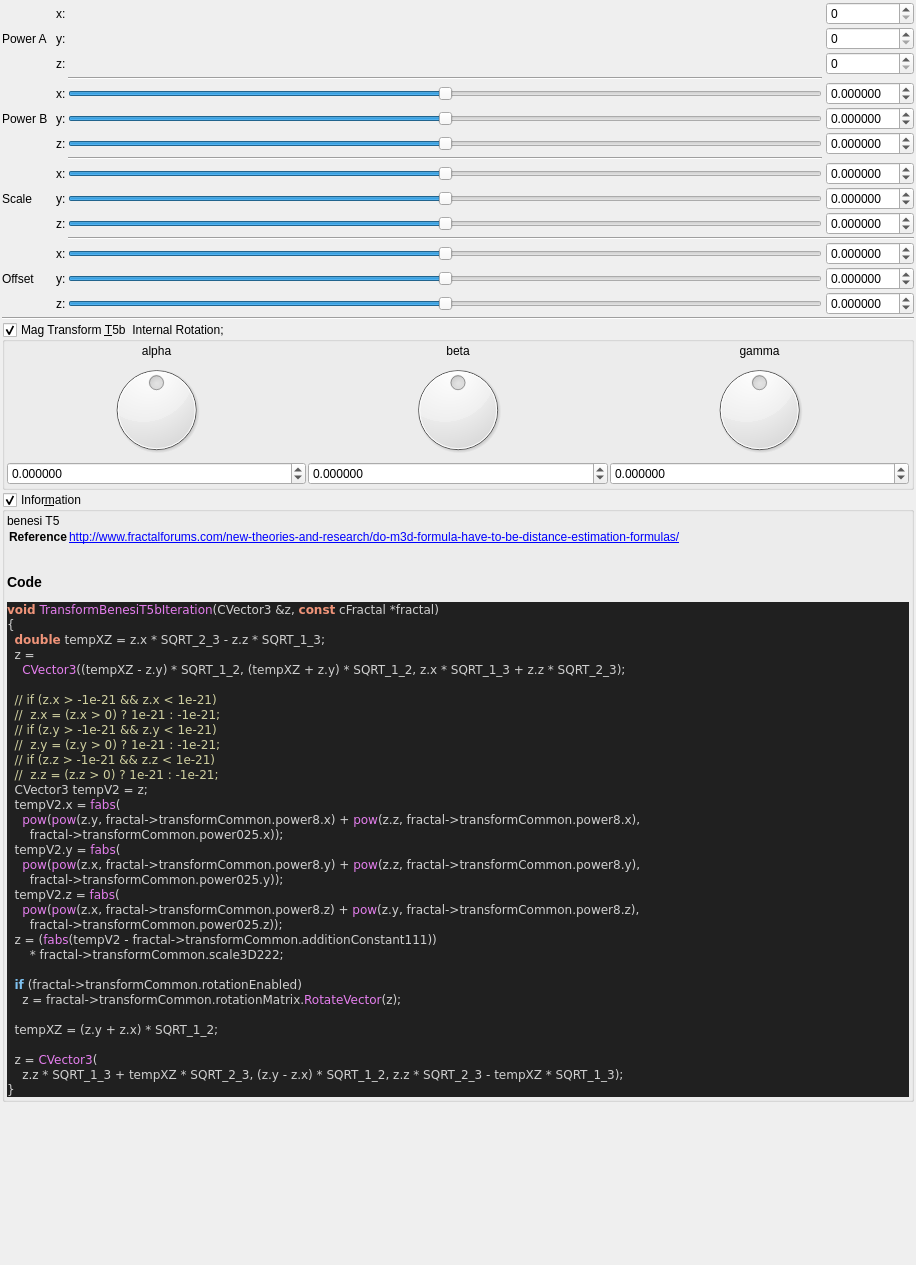
The window that mandelbulber2/qt_data/fractal_transf_benesi_T5b.ui (buddhi1980/mandelbulber2) describes before a commit, drawn with Qt 5.
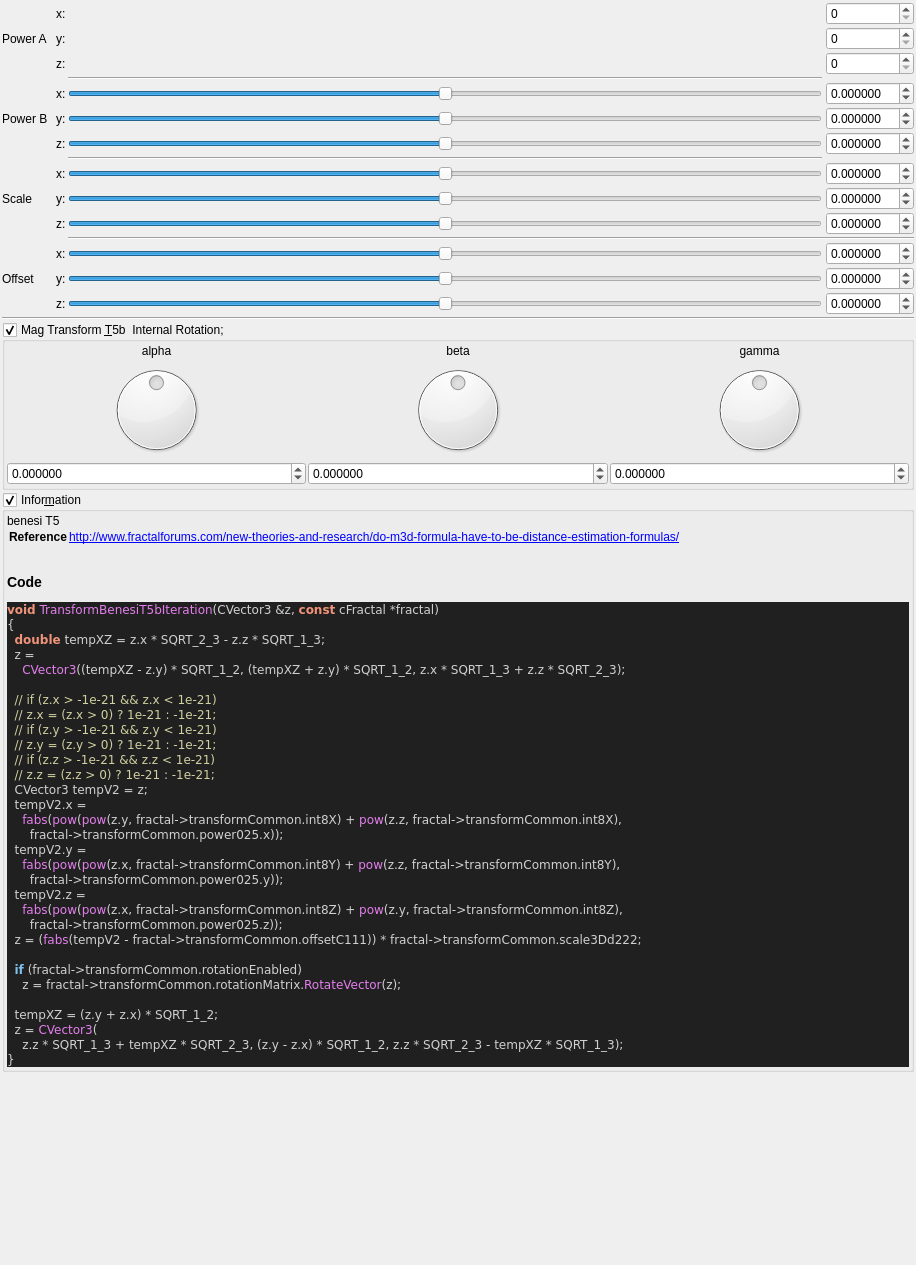
The same window after the commit. Custom widgets are drawn as their Qt base class.

```diff
--- a/mandelbulber2/qt_data/fractal_transf_benesi_T5b.ui
+++ b/mandelbulber2/qt_data/fractal_transf_benesi_T5b.ui
@@ -893,29 +893,27 @@
     &lt;span style=&quot;color:#e47eed&quot;&gt;CVector3&lt;/span&gt;&lt;span style=&quot;color:#d0d0d0&quot;&gt;((&lt;/span&gt;tempXZ &lt;span style=&quot;color:#d0d0d0&quot;&gt;-&lt;/span&gt; z&lt;span style=&quot;color:#d0d0d0&quot;&gt;.&lt;/span&gt;y&lt;span style=&quot;color:#d0d0d0&quot;&gt;) *&lt;/span&gt; SQRT_1_2&lt;span style=&quot;color:#d0d0d0&quot;&gt;, (&lt;/span&gt;tempXZ &lt;span style=&quot;color:#d0d0d0&quot;&gt;+&lt;/span&gt; z&lt;span style=&quot;color:#d0d0d0&quot;&gt;.&lt;/span&gt;y&lt;span style=&quot;color:#d0d0d0&quot;&gt;) *&lt;/span&gt; SQRT_1_2&lt;span style=&quot;color:#d0d0d0&quot;&gt;,&lt;/span&gt; z&lt;span style=&quot;color:#d0d0d0&quot;&gt;.&lt;/span&gt;x &lt;span style=&quot;color:#d0d0d0&quot;&gt;*&lt;/span&gt; SQRT_1_3 &lt;span style=&quot;color:#d0d0d0&quot;&gt;+&lt;/span&gt; z&lt;span style=&quot;color:#d0d0d0&quot;&gt;.&lt;/span&gt;z &lt;span style=&quot;color:#d0d0d0&quot;&gt;*&lt;/span&gt; SQRT_2_3&lt;span style=&quot;color:#d0d0d0&quot;&gt;);&lt;/span&gt;
 
   &lt;span style=&quot;color:#d0d0a0&quot;&gt;// if (z.x &amp;gt; -1e-21 &amp;amp;&amp;amp; z.x &amp;lt; 1e-21)&lt;/span&gt;
-  &lt;span style=&quot;color:#d0d0a0&quot;&gt;//  z.x = (z.x &amp;gt; 0) ? 1e-21 : -1e-21;&lt;/span&gt;
+  &lt;span style=&quot;color:#d0d0a0&quot;&gt;// z.x = (z.x &amp;gt; 0) ? 1e-21 : -1e-21;&lt;/span&gt;
   &lt;span style=&quot;color:#d0d0a0&quot;&gt;// if (z.y &amp;gt; -1e-21 &amp;amp;&amp;amp; z.y &amp;lt; 1e-21)&lt;/span&gt;
-  &lt;span style=&quot;color:#d0d0a0&quot;&gt;//  z.y = (z.y &amp;gt; 0) ? 1e-21 : -1e-21;&lt;/span&gt;
+  &lt;span style=&quot;color:#d0d0a0&quot;&gt;// z.y = (z.y &amp;gt; 0) ? 1e-21 : -1e-21;&lt;/span&gt;
   &lt;span style=&quot;color:#d0d0a0&quot;&gt;// if (z.z &amp;gt; -1e-21 &amp;amp;&amp;amp; z.z &amp;lt; 1e-21)&lt;/span&gt;
-  &lt;span style=&quot;color:#d0d0a0&quot;&gt;//  z.z = (z.z &amp;gt; 0) ? 1e-21 : -1e-21;&lt;/span&gt;
+  &lt;span style=&quot;color:#d0d0a0&quot;&gt;// z.z = (z.z &amp;gt; 0) ? 1e-21 : -1e-21;&lt;/span&gt;
   CVector3 tempV2 &lt;span style=&quot;color:#d0d0d0&quot;&gt;=&lt;/span&gt; z&lt;span style=&quot;color:#d0d0d0&quot;&gt;;&lt;/span&gt;
-  tempV2&lt;span style=&quot;color:#d0d0d0&quot;&gt;.&lt;/span&gt;x &lt;span style=&quot;color:#d0d0d0&quot;&gt;=&lt;/span&gt; &lt;span style=&quot;color:#e47eed&quot;&gt;fabs&lt;/span&gt;&lt;span style=&quot;color:#d0d0d0&quot;&gt;(&lt;/span&gt;
-    &lt;span style=&quot;color:#e47eed&quot;&gt;pow&lt;/span&gt;&lt;span style=&quot;color:#d0d0d0&quot;&gt;(&lt;/span&gt;&lt;span style=&quot;color:#e47eed&quot;&gt;pow&lt;/span&gt;&lt;span style=&quot;color:#d0d0d0&quot;&gt;(&lt;/span&gt;z&lt;span style=&quot;color:#d0d0d0&quot;&gt;.&lt;/span&gt;y&lt;span style=&quot;color:#d0d0d0&quot;&gt;,&lt;/span&gt; fractal&lt;span style=&quot;color:#d0d0d0&quot;&gt;-&amp;gt;&lt;/span&gt;transformCommon&lt;span style=&quot;color:#d0d0d0&quot;&gt;.&lt;/span&gt;power8&lt;span style=&quot;color:#d0d0d0&quot;&gt;.&lt;/span&gt;x&lt;span style=&quot;color:#d0d0d0&quot;&gt;) +&lt;/span&gt; &lt;span style=&quot;color:#e47eed&quot;&gt;pow&lt;/span&gt;&lt;span style=&quot;color:#d0d0d0&quot;&gt;(&lt;/span&gt;z&lt;span style=&quot;color:#d0d0d0&quot;&gt;.&lt;/span&gt;z&lt;span style=&quot;color:#d0d0d0&quot;&gt;,&lt;/span&gt; fractal&lt;span style=&quot;color:#d0d0d0&quot;&gt;-&amp;gt;&lt;/span&gt;transformCommon&lt;span style=&quot;color:#d0d0d0&quot;&gt;.&lt;/span&gt;power8&lt;span style=&quot;color:#d0d0d0&quot;&gt;.&lt;/span&gt;x&lt;span style=&quot;color:#d0d0d0&quot;&gt;),&lt;/span&gt;
+  tempV2&lt;span style=&quot;color:#d0d0d0&quot;&gt;.&lt;/span&gt;x &lt;span style=&quot;color:#d0d0d0&quot;&gt;=&lt;/span&gt;
+    &lt;span style=&quot;color:#e47eed&quot;&gt;fabs&lt;/span&gt;&lt;span style=&quot;color:#d0d0d0&quot;&gt;(&lt;/span&gt;&lt;span style=&quot;color:#e47eed&quot;&gt;pow&lt;/span&gt;&lt;span style=&quot;color:#d0d0d0&quot;&gt;(&lt;/span&gt;&lt;span style=&quot;color:#e47eed&quot;&gt;pow&lt;/span&gt;&lt;span style=&quot;color:#d0d0d0&quot;&gt;(&lt;/span&gt;z&lt;span style=&quot;color:#d0d0d0&quot;&gt;.&lt;/span&gt;y&lt;span style=&quot;color:#d0d0d0&quot;&gt;,&lt;/span&gt; fractal&lt;span style=&quot;color:#d0d0d0&quot;&gt;-&amp;gt;&lt;/span&gt;transformCommon&lt;span style=&quot;color:#d0d0d0&quot;&gt;.&lt;/span&gt;int8X&lt;span style=&quot;color:#d0d0d0&quot;&gt;) +&lt;/span&gt; &lt;span style=&quot;color:#e47eed&quot;&gt;pow&lt;/span&gt;&lt;span style=&quot;color:#d0d0d0&quot;&gt;(&lt;/span&gt;z&lt;span style=&quot;color:#d0d0d0&quot;&gt;.&lt;/span&gt;z&lt;span style=&quot;color:#d0d0d0&quot;&gt;,&lt;/span&gt; fractal&lt;span style=&quot;color:#d0d0d0&quot;&gt;-&amp;gt;&lt;/span&gt;transformCommon&lt;span style=&quot;color:#d0d0d0&quot;&gt;.&lt;/span&gt;int8X&lt;span style=&quot;color:#d0d0d0&quot;&gt;),&lt;/span&gt;
       fractal&lt;span style=&quot;color:#d0d0d0&quot;&gt;-&amp;gt;&lt;/span&gt;transformCommon&lt;span style=&quot;color:#d0d0d0&quot;&gt;.&lt;/span&gt;power025&lt;span style=&quot;color:#d0d0d0&quot;&gt;.&lt;/span&gt;x&lt;span style=&quot;color:#d0d0d0&quot;&gt;));&lt;/span&gt;
-  tempV2&lt;span style=&quot;color:#d0d0d0&quot;&gt;.&lt;/span&gt;y &lt;span style=&quot;color:#d0d0d0&quot;&gt;=&lt;/span&gt; &lt;span style=&quot;color:#e47eed&quot;&gt;fabs&lt;/span&gt;&lt;span style=&quot;color:#d0d0d0&quot;&gt;(&lt;/span&gt;
-    &lt;span style=&quot;color:#e47eed&quot;&gt;pow&lt;/span&gt;&lt;span style=&quot;color:#d0d0d0&quot;&gt;(&lt;/span&gt;&lt;span style=&quot;color:#e47eed&quot;&gt;pow&lt;/span&gt;&lt;span style=&quot;color:#d0d0d0&quot;&gt;(&lt;/span&gt;z&lt;span style=&quot;color:#d0d0d0&quot;&gt;.&lt;/span&gt;x&lt;span style=&quot;color:#d0d0d0&quot;&gt;,&lt;/span&gt; fractal&lt;span style=&quot;color:#d0d0d0&quot;&gt;-&amp;gt;&lt;/span&gt;transformCommon&lt;span style=&quot;color:#d0d0d0&quot;&gt;.&lt;/span&gt;power8&lt;span style=&quot;color:#d0d0d0&quot;&gt;.&lt;/span&gt;y&lt;span style=&quot;color:#d0d0d0&quot;&gt;) +&lt;/span&gt; &lt;span style=&quot;color:#e47eed&quot;&gt;pow&lt;/span&gt;&lt;span style=&quot;color:#d0d0d0&quot;&gt;(&lt;/span&gt;z&lt;span style=&quot;color:#d0d0d0&quot;&gt;.&lt;/span&gt;z&lt;span style=&quot;color:#d0d0d0&quot;&gt;,&lt;/span&gt; fractal&lt;span style=&quot;color:#d0d0d0&quot;&gt;-&amp;gt;&lt;/span&gt;transformCommon&lt;span style=&quot;color:#d0d0d0&quot;&gt;.&lt;/span&gt;power8&lt;span style=&quot;color:#d0d0d0&quot;&gt;.&lt;/span&gt;y&lt;span style=&quot;color:#d0d0d0&quot;&gt;),&lt;/span&gt;
+  tempV2&lt;span style=&quot;color:#d0d0d0&quot;&gt;.&lt;/span&gt;y &lt;span style=&quot;color:#d0d0d0&quot;&gt;=&lt;/span&gt;
+    &lt;span style=&quot;color:#e47eed&quot;&gt;fabs&lt;/span&gt;&lt;span style=&quot;color:#d0d0d0&quot;&gt;(&lt;/span&gt;&lt;span style=&quot;color:#e47eed&quot;&gt;pow&lt;/span&gt;&lt;span style=&quot;color:#d0d0d0&quot;&gt;(&lt;/span&gt;&lt;span style=&quot;color:#e47eed&quot;&gt;pow&lt;/span&gt;&lt;span style=&quot;color:#d0d0d0&quot;&gt;(&lt;/span&gt;z&lt;span style=&quot;color:#d0d0d0&quot;&gt;.&lt;/span&gt;x&lt;span style=&quot;color:#d0d0d0&quot;&gt;,&lt;/span&gt; fractal&lt;span style=&quot;color:#d0d0d0&quot;&gt;-&amp;gt;&lt;/span&gt;transformCommon&lt;span style=&quot;color:#d0d0d0&quot;&gt;.&lt;/span&gt;int8Y&lt;span style=&quot;color:#d0d0d0&quot;&gt;) +&lt;/span&gt; &lt;span style=&quot;color:#e47eed&quot;&gt;pow&lt;/span&gt;&lt;span style=&quot;color:#d0d0d0&quot;&gt;(&lt;/span&gt;z&lt;span style=&quot;color:#d0d0d0&quot;&gt;.&lt;/span&gt;z&lt;span style=&quot;color:#d0d0d0&quot;&gt;,&lt;/span&gt; fractal&lt;span style=&quot;color:#d0d0d0&quot;&gt;-&amp;gt;&lt;/span&gt;transformCommon&lt;span style=&quot;color:#d0d0d0&quot;&gt;.&lt;/span&gt;int8Y&lt;span style=&quot;color:#d0d0d0&quot;&gt;),&lt;/span&gt;
       fractal&lt;span style=&quot;color:#d0d0d0&quot;&gt;-&amp;gt;&lt;/span&gt;transformCommon&lt;span style=&quot;color:#d0d0d0&quot;&gt;.&lt;/span&gt;power025&lt;span style=&quot;color:#d0d0d0&quot;&gt;.&lt;/span&gt;y&lt;span style=&quot;color:#d0d0d0&quot;&gt;));&lt;/span&gt;
-  tempV2&lt;span style=&quot;color:#d0d0d0&quot;&gt;.&lt;/span&gt;z &lt;span style=&quot;color:#d0d0d0&quot;&gt;=&lt;/span&gt; &lt;span style=&quot;color:#e47eed&quot;&gt;fabs&lt;/span&gt;&lt;span style=&quot;color:#d0d0d0&quot;&gt;(&lt;/span&gt;
-    &lt;span style=&quot;color:#e47eed&quot;&gt;pow&lt;/span&gt;&lt;span style=&quot;color:#d0d0d0&quot;&gt;(&lt;/span&gt;&lt;span style=&quot;color:#e47eed&quot;&gt;pow&lt;/span&gt;&lt;span style=&quot;color:#d0d0d0&quot;&gt;(&lt;/span&gt;z&lt;span style=&quot;color:#d0d0d0&quot;&gt;.&lt;/span&gt;x&lt;span style=&quot;color:#d0d0d0&quot;&gt;,&lt;/span&gt; fractal&lt;span style=&quot;color:#d0d0d0&quot;&gt;-&amp;gt;&lt;/span&gt;transformCommon&lt;span style=&quot;color:#d0d0d0&quot;&gt;.&lt;/span&gt;power8&lt;span style=&quot;color:#d0d0d0&quot;&gt;.&lt;/span&gt;z&lt;span style=&quot;color:#d0d0d0&quot;&gt;) +&lt;/span&gt; &lt;span style=&quot;color:#e47eed&quot;&gt;pow&lt;/span&gt;&lt;span style=&quot;color:#d0d0d0&quot;&gt;(&lt;/span&gt;z&lt;span style=&quot;color:#d0d0d0&quot;&gt;.&lt;/span&gt;y&lt;span style=&quot;color:#d0d0d0&quot;&gt;,&lt;/span&gt; fractal&lt;span style=&quot;color:#d0d0d0&quot;&gt;-&amp;gt;&lt;/span&gt;transformCommon&lt;span style=&quot;color:#d0d0d0&quot;&gt;.&lt;/span&gt;power8&lt;span style=&quot;color:#d0d0d0&quot;&gt;.&lt;/span&gt;z&lt;span style=&quot;color:#d0d0d0&quot;&gt;),&lt;/span&gt;
+  tempV2&lt;span style=&quot;color:#d0d0d0&quot;&gt;.&lt;/span&gt;z &lt;span style=&quot;color:#d0d0d0&quot;&gt;=&lt;/span&gt;
+    &lt;span style=&quot;color:#e47eed&quot;&gt;fabs&lt;/span&gt;&lt;span style=&quot;color:#d0d0d0&quot;&gt;(&lt;/span&gt;&lt;span style=&quot;color:#e47eed&quot;&gt;pow&lt;/span&gt;&lt;span style=&quot;color:#d0d0d0&quot;&gt;(&lt;/span&gt;&lt;span style=&quot;color:#e47eed&quot;&gt;pow&lt;/span&gt;&lt;span style=&quot;color:#d0d0d0&quot;&gt;(&lt;/span&gt;z&lt;span style=&quot;color:#d0d0d0&quot;&gt;.&lt;/span&gt;x&lt;span style=&quot;color:#d0d0d0&quot;&gt;,&lt;/span&gt; fractal&lt;span style=&quot;color:#d0d0d0&quot;&gt;-&amp;gt;&lt;/span&gt;transformCommon&lt;span style=&quot;color:#d0d0d0&quot;&gt;.&lt;/span&gt;int8Z&lt;span style=&quot;color:#d0d0d0&quot;&gt;) +&lt;/span&gt; &lt;span style=&quot;color:#e47eed&quot;&gt;pow&lt;/span&gt;&lt;span style=&quot;color:#d0d0d0&quot;&gt;(&lt;/span&gt;z&lt;span style=&quot;color:#d0d0d0&quot;&gt;.&lt;/span&gt;y&lt;span style=&quot;color:#d0d0d0&quot;&gt;,&lt;/span&gt; fractal&lt;span style=&quot;color:#d0d0d0&quot;&gt;-&amp;gt;&lt;/span&gt;transformCommon&lt;span style=&quot;color:#d0d0d0&quot;&gt;.&lt;/span&gt;int8Z&lt;span style=&quot;color:#d0d0d0&quot;&gt;),&lt;/span&gt;
       fractal&lt;span style=&quot;color:#d0d0d0&quot;&gt;-&amp;gt;&lt;/span&gt;transformCommon&lt;span style=&quot;color:#d0d0d0&quot;&gt;.&lt;/span&gt;power025&lt;span style=&quot;color:#d0d0d0&quot;&gt;.&lt;/span&gt;z&lt;span style=&quot;color:#d0d0d0&quot;&gt;));&lt;/span&gt;
-  z &lt;span style=&quot;color:#d0d0d0&quot;&gt;= (&lt;/span&gt;&lt;span style=&quot;color:#e47eed&quot;&gt;fabs&lt;/span&gt;&lt;span style=&quot;color:#d0d0d0&quot;&gt;(&lt;/span&gt;tempV2 &lt;span style=&quot;color:#d0d0d0&quot;&gt;-&lt;/span&gt; fractal&lt;span style=&quot;color:#d0d0d0&quot;&gt;-&amp;gt;&lt;/span&gt;transformCommon&lt;span style=&quot;color:#d0d0d0&quot;&gt;.&lt;/span&gt;additionConstant111&lt;span style=&quot;color:#d0d0d0&quot;&gt;))&lt;/span&gt;
-      &lt;span style=&quot;color:#d0d0d0&quot;&gt;*&lt;/span&gt; fractal&lt;span style=&quot;color:#d0d0d0&quot;&gt;-&amp;gt;&lt;/span&gt;transformCommon&lt;span style=&quot;color:#d0d0d0&quot;&gt;.&lt;/span&gt;scale3D222&lt;span style=&quot;color:#d0d0d0&quot;&gt;;&lt;/span&gt;
+  z &lt;span style=&quot;color:#d0d0d0&quot;&gt;= (&lt;/span&gt;&lt;span style=&quot;color:#e47eed&quot;&gt;fabs&lt;/span&gt;&lt;span style=&quot;color:#d0d0d0&quot;&gt;(&lt;/span&gt;tempV2 &lt;span style=&quot;color:#d0d0d0&quot;&gt;-&lt;/span&gt; fractal&lt;span style=&quot;color:#d0d0d0&quot;&gt;-&amp;gt;&lt;/span&gt;transformCommon&lt;span style=&quot;color:#d0d0d0&quot;&gt;.&lt;/span&gt;offsetC111&lt;span style=&quot;color:#d0d0d0&quot;&gt;)) *&lt;/span&gt; fractal&lt;span style=&quot;color:#d0d0d0&quot;&gt;-&amp;gt;&lt;/span&gt;transformCommon&lt;span style=&quot;color:#d0d0d0&quot;&gt;.&lt;/span&gt;scale3Dd222&lt;span style=&quot;color:#d0d0d0&quot;&gt;;&lt;/span&gt;
 
   &lt;span style=&quot;color:#7ec0ee; font-weight:bold&quot;&gt;if&lt;/span&gt; &lt;span style=&quot;color:#d0d0d0&quot;&gt;(&lt;/span&gt;fractal&lt;span style=&quot;color:#d0d0d0&quot;&gt;-&amp;gt;&lt;/span&gt;transformCommon&lt;span style=&quot;color:#d0d0d0&quot;&gt;.&lt;/span&gt;rotationEnabled&lt;span style=&quot;color:#d0d0d0&quot;&gt;)&lt;/span&gt;
     z &lt;span style=&quot;color:#d0d0d0&quot;&gt;=&lt;/span&gt; fractal&lt;span style=&quot;color:#d0d0d0&quot;&gt;-&amp;gt;&lt;/span&gt;transformCommon&lt;span style=&quot;color:#d0d0d0&quot;&gt;.&lt;/span&gt;rotationMatrix&lt;span style=&quot;color:#d0d0d0&quot;&gt;.&lt;/span&gt;&lt;span style=&quot;color:#e47eed&quot;&gt;RotateVector&lt;/span&gt;&lt;span style=&quot;color:#d0d0d0&quot;&gt;(&lt;/span&gt;z&lt;span style=&quot;color:#d0d0d0&quot;&gt;);&lt;/span&gt;
 
   tempXZ &lt;span style=&quot;color:#d0d0d0&quot;&gt;= (&lt;/span&gt;z&lt;span style=&quot;color:#d0d0d0&quot;&gt;.&lt;/span&gt;y &lt;span style=&quot;color:#d0d0d0&quot;&gt;+&lt;/span&gt; z&lt;span style=&quot;color:#d0d0d0&quot;&gt;.&lt;/span&gt;x&lt;span style=&quot;color:#d0d0d0&quot;&gt;) *&lt;/span&gt; SQRT_1_2&lt;span style=&quot;color:#d0d0d0&quot;&gt;;&lt;/span&gt;
-
   z &lt;span style=&quot;color:#d0d0d0&quot;&gt;=&lt;/span&gt; &lt;span style=&quot;color:#e47eed&quot;&gt;CVector3&lt;/span&gt;&lt;span style=&quot;color:#d0d0d0&quot;&gt;(&lt;/span&gt;
     z&lt;span style=&quot;color:#d0d0d0&quot;&gt;.&lt;/span&gt;z &lt;span style=&quot;color:#d0d0d0&quot;&gt;*&lt;/span&gt; SQRT_1_3 &lt;span style=&quot;color:#d0d0d0&quot;&gt;+&lt;/span&gt; tempXZ &lt;span style=&quot;color:#d0d0d0&quot;&gt;*&lt;/span&gt; SQRT_2_3&lt;span style=&quot;color:#d0d0d0&quot;&gt;, (&lt;/span&gt;z&lt;span style=&quot;color:#d0d0d0&quot;&gt;.&lt;/span&gt;y &lt;span style=&quot;color:#d0d0d0&quot;&gt;-&lt;/span&gt; z&lt;span style=&quot;color:#d0d0d0&quot;&gt;.&lt;/span&gt;x&lt;span style=&quot;color:#d0d0d0&quot;&gt;) *&lt;/span&gt; SQRT_1_2&lt;span style=&quot;color:#d0d0d0&quot;&gt;,&lt;/span&gt; z&lt;span style=&quot;color:#d0d0d0&quot;&gt;.&lt;/span&gt;z &lt;span style=&quot;color:#d0d0d0&quot;&gt;*&lt;/span&gt; SQRT_2_3 &lt;span style=&quot;color:#d0d0d0&quot;&gt;-&lt;/span&gt; tempXZ &lt;span style=&quot;color:#d0d0d0&quot;&gt;*&lt;/span&gt; SQRT_1_3&lt;span style=&quot;color:#d0d0d0&quot;&gt;);&lt;/span&gt;
 &lt;span style=&quot;color:#d0d0d0&quot;&gt;}&lt;/span&gt;
```
